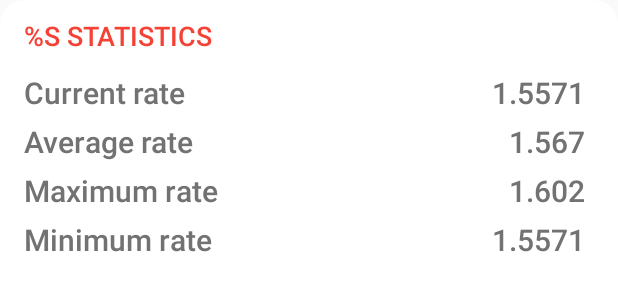
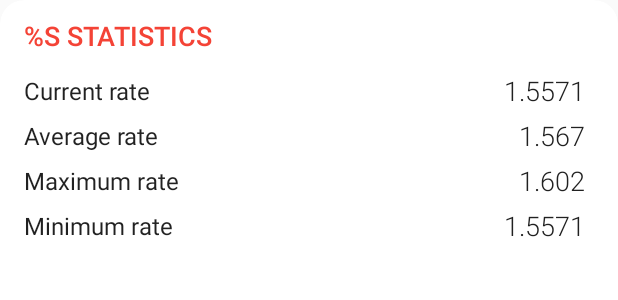
Before and after one commit to ogasimli/Capstone-Project, an Android app: the layout detail_extras_grid.xml on its own in the app's theme, with its tools: preview values and no code run, on a phone screen of 412 x 824 dp. Shown: the top 300 px of the screen. Run offline under Robolectric (Android 15) with nearby library versions, the phone set to English and light mode, and no system bars.

Commit message:
style: Change styles of TextViews of DetailFragment

```diff
--- a/Manat/app/src/main/res/layout/detail_chart_grid.xml
+++ b/Manat/app/src/main/res/layout/detail_chart_grid.xml
@@ -17,7 +17,7 @@
         android:layout_width="match_parent"
         android:layout_height="0dp"
         android:layout_gravity="center"
-        android:layout_marginBottom="36dp"
+        android:layout_marginBottom="26dp"
         android:layout_marginEnd="16dp"
         android:layout_marginLeft="16dp"
         android:layout_marginRight="16dp"
--- a/Manat/app/src/main/res/layout/detail_extras_grid.xml
+++ b/Manat/app/src/main/res/layout/detail_extras_grid.xml
@@ -40,10 +40,7 @@
             android:layout_height="wrap_content"
             android:text="Current rate"
             android:gravity="center_vertical"
-            android:textAppearance="@style/TextAppearance.AppCompat.Title"
-            android:textColor="@color/colorTextSecondary"
-            android:fontFamily="sans-serif-medium"
-            android:lineSpacingExtra="4dp"
+            android:textAppearance="@style/TextAppearance.AppCompat.Subhead"
             android:paddingBottom="5dp"
             app:layout_columnWeight="1"
             app:layout_gravity="fill"
@@ -52,8 +49,9 @@
         <TextView
             android:id="@+id/detail_current_rate_textview"
             android:gravity="center_vertical"
-            android:textAppearance="@style/TextAppearance.AppCompat.Title"
-            android:textColor="@color/colorTextSecondary"
+            android:fontFamily="sans-serif-light"
+            android:textColor="@color/colorTextPrimary"
+            android:textSize="18dp"
             android:paddingBottom="5dp"
             app:layout_gravity="right"
             tools:text="1.5571"/>
@@ -62,10 +60,7 @@
             android:layout_height="wrap_content"
             android:gravity="center_vertical"
             android:text="Average rate"
-            android:textAppearance="@style/TextAppearance.AppCompat.Title"
-            android:textColor="@color/colorTextSecondary"
-            android:fontFamily="sans-serif-medium"
-            android:lineSpacingExtra="4dp"
+            android:textAppearance="@style/TextAppearance.AppCompat.Subhead"
             android:paddingBottom="5dp"
             app:layout_columnWeight="1"
             app:layout_gravity="fill"
@@ -74,8 +69,9 @@
         <TextView
             android:id="@+id/detail_average_rate_textview"
             android:gravity="center_vertical"
-            android:textAppearance="@style/TextAppearance.AppCompat.Title"
-            android:textColor="@color/colorTextSecondary"
+            android:fontFamily="sans-serif-light"
+            android:textColor="@color/colorTextPrimary"
+            android:textSize="18dp"
             android:paddingBottom="5dp"
             app:layout_gravity="right"
             tools:text="1.567"/>
@@ -84,10 +80,7 @@
             android:layout_height="wrap_content"
             android:gravity="center_vertical"
             android:text="Maximum rate"
-            android:textAppearance="@style/TextAppearance.AppCompat.Title"
-            android:textColor="@color/colorTextSecondary"
-            android:fontFamily="sans-serif-medium"
-            android:lineSpacingExtra="4dp"
+            android:textAppearance="@style/TextAppearance.AppCompat.Subhead"
             android:paddingBottom="5dp"
             app:layout_columnWeight="1"
             app:layout_gravity="fill"
@@ -97,8 +90,9 @@
         <TextView
             android:id="@+id/detail_max_rate_textview"
             android:gravity="center_vertical"
-            android:textAppearance="@style/TextAppearance.AppCompat.Title"
-            android:textColor="@color/colorTextSecondary"
+            android:fontFamily="sans-serif-light"
+            android:textColor="@color/colorTextPrimary"
+            android:textSize="18dp"
             android:paddingBottom="5dp"
             app:layout_gravity="right"
             tools:text="1.602"/>
@@ -107,10 +101,7 @@
             android:layout_height="wrap_content"
             android:gravity="center_vertical"
             android:text="Minimum rate"
-            android:textAppearance="@style/TextAppearance.AppCompat.Title"
-            android:textColor="@color/colorTextSecondary"
-            android:fontFamily="sans-serif-medium"
-            android:lineSpacingExtra="4dp"
+            android:textAppearance="@style/TextAppearance.AppCompat.Subhead"
             android:paddingBottom="5dp"
             app:layout_columnWeight="1"
             app:layout_gravity="fill"
@@ -120,8 +111,9 @@
         <TextView
             android:id="@+id/detail_min_rate_textview"
             android:gravity="center_vertical"
-            android:textAppearance="@style/TextAppearance.AppCompat.Title"
-            android:textColor="@color/colorTextSecondary"
+            android:fontFamily="sans-serif-light"
+            android:textColor="@color/colorTextPrimary"
+            android:textSize="18dp"
             android:paddingBottom="5dp"
             app:layout_gravity="right"
             tools:text="1.5571"/>
```
